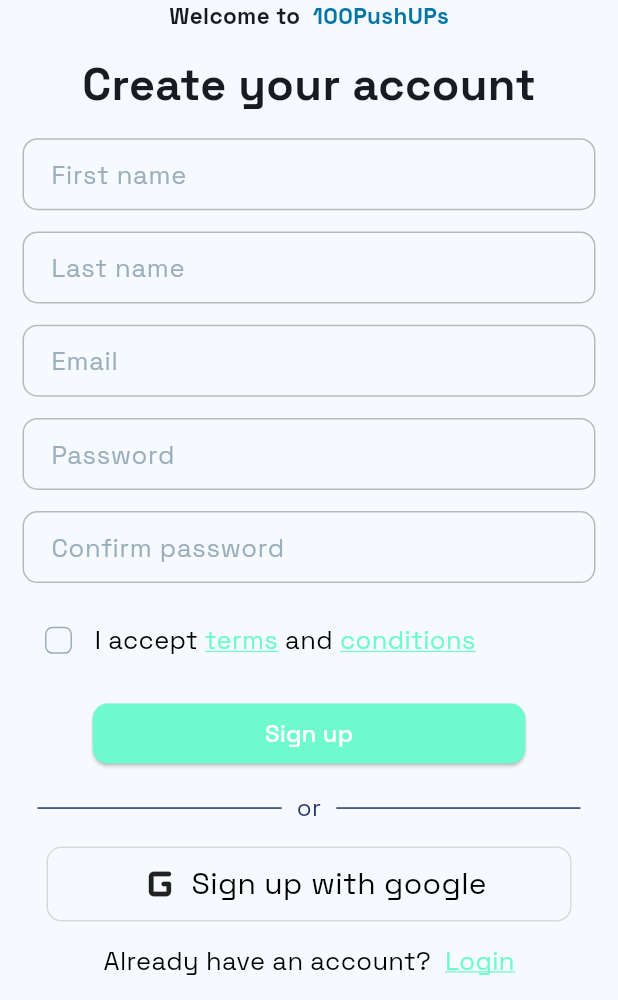
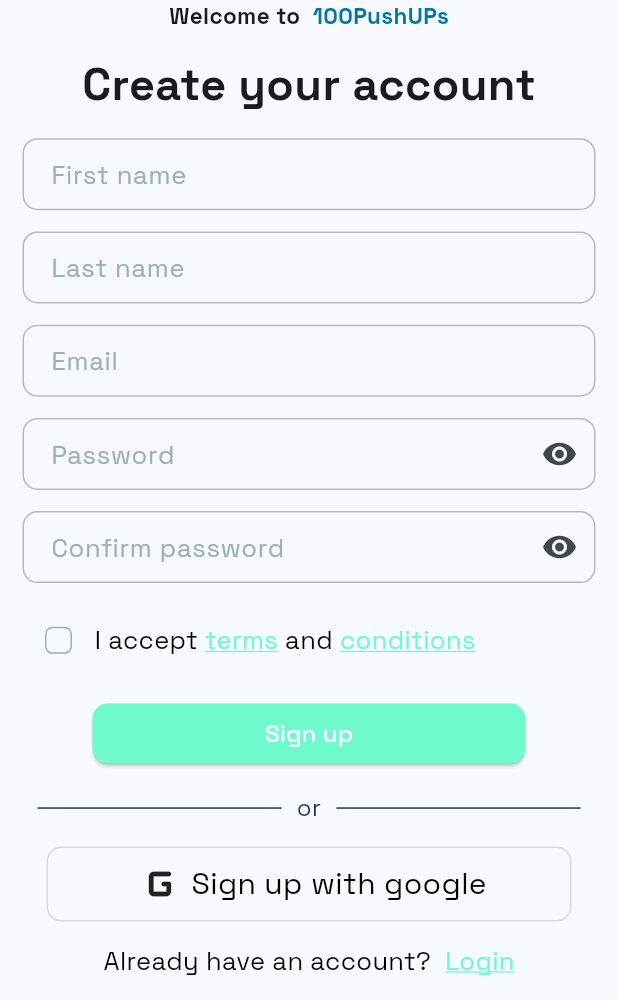
Before and after one commit to GhodbaneYoucefIslam/one_hundred_push_ups, a Flutter app: the screen it shows after launch, after a tap on "Login", after a tap on "Sign up", on a phone screen of 412 x 824 dp, the part 236-1236 px from its top. Run offline on Flutter 3.47's test engine with Material 3 defaults, Android fonts, the light colour scheme and no system bars; our stand-ins replace fl_chart, flutter_svg, shared_preferences, smooth_page_indicator, sqflite, toastification; missing offline and left inert: circular_chart_flutter; accounts and stored records are empty.

Commit message:
UI changes: login without account & hide password

```diff
--- a/lib/screens/LoginPage.dart
+++ b/lib/screens/LoginPage.dart
@@ -22,7 +22,7 @@ class LoginPage extends StatefulWidget {
 
 class _LoginPageState extends State<LoginPage> {
   final formKey = GlobalKey<FormState>();
-  bool rememberMe = false;
+  bool passwordVisible = false;
   late String email, password;
   @override
   Widget build(BuildContext context) {
@@ -85,6 +85,7 @@ class _LoginPageState extends State<LoginPage> {
                   borderColor: grey,
                   selectedBorderColor: greenBlue,
                   borderRadius: 10,
+                  obscureText: !passwordVisible,
                   validator: (value) {
                     if (value == null || value.isEmpty) {
                       return 'Password cannot be empty';
@@ -94,35 +95,20 @@ class _LoginPageState extends State<LoginPage> {
                   onSaved: (value) {
                     password = value!;
                   },
+                  suffixIcon: IconButton(
+                    icon: Icon(
+                      passwordVisible? Icons.visibility_off: Icons.visibility
+                    ),
+                    onPressed: () {
+                      setState(() {
+                        passwordVisible = ! passwordVisible;
+                      });
+                    },
+                  ),
                 ),
                 Row(
-                  mainAxisAlignment: MainAxisAlignment.spaceBetween,
+                  mainAxisAlignment: MainAxisAlignment.end,
                   children: [
-                    Row(
-                      children: [
-                        Checkbox(
-                          checkColor: Colors.white,
-                          activeColor: greenBlue,
-                          value: rememberMe,
-                          onChanged: (value) {
-                            setState(() {
-                              rememberMe = value!;
-                            });
-                          },
-                          shape: RoundedRectangleBorder(
-                            borderRadius: BorderRadius.circular(5.0),
-                          ),
-                          side: MaterialStateBorderSide.resolveWith(
-                            (states) => const BorderSide(
-                                width: 1.0, color: Color(0xFFB9B9B9)),
-                          ),
-                        ),
-                        Text(
-                          "Remember me",
-                          style: TextStyle(fontSize: 17, color: grey),
-                        ),
-                      ],
-                    ),
                     GestureDetector(
                       onTap: () {
                         //todo : implement forgot password
@@ -288,6 +274,25 @@ class _LoginPageState extends State<LoginPage> {
                     ),
                   ],
                 ),
+                GestureDetector(
+                  onTap: () async {
+                    bool? result = await openDialog();
+                    if(result == true){
+                      Navigator.pushReplacement(
+                          context,
+                          MaterialPageRoute(
+                              builder: (context) =>
+                              const AppHome(title: appName)));
+                    }
+                  },
+                  child: Text(
+                    'Continue without an account',
+                    style: TextStyle(
+                      fontSize: 15,
+                      color: grey,
+                    ),
+                  ),
+                ),
               ],
             ),
           ),
@@ -296,5 +301,65 @@ class _LoginPageState extends State<LoginPage> {
     );
   }
 
-  Future<bool?> login(String email, String password) async {}
+  Future<bool?> openDialog() => showDialog(
+      context: context,
+      builder: (context) => Dialog(
+        child: Container(
+          height: MediaQuery.of(context).size.height * 0.3,
+          decoration: BoxDecoration(
+            borderRadius: BorderRadius.circular(20),
+            color: Colors.white,
+          ),
+          child: Column(
+            mainAxisAlignment: MainAxisAlignment.spaceEvenly,
+            children: [
+              const Text(
+                "Proceed without an account?\n"
+                    "You won't have access to all of 100PushUps's features",
+                style: TextStyle(fontWeight: FontWeight.bold, fontSize: 20),
+                textAlign: TextAlign.center,
+              ),
+              Row(
+                mainAxisAlignment: MainAxisAlignment.spaceEvenly,
+                children: [
+                  ElevatedButton(
+                      onPressed: () {
+                        Navigator.of(context).pop(false);
+                      },
+                      style: ButtonStyle(
+                        backgroundColor:
+                        MaterialStateProperty.all(greenBlue),
+                        shape: MaterialStateProperty.all<
+                            RoundedRectangleBorder>(
+                          RoundedRectangleBorder(
+                            borderRadius: BorderRadius.circular(10),
+                          ),
+                        ),
+                      ),
+                      child: const Text("No",
+                          style: TextStyle(
+                              fontSize: 16, color: Colors.white))),
+                  ElevatedButton(
+                      onPressed: () {
+                        Navigator.of(context).pop(true);
+                      },
+                      style: ButtonStyle(
+                        backgroundColor:
+                        MaterialStateProperty.all(turquoiseBlue),
+                        shape: MaterialStateProperty.all<
+                            RoundedRectangleBorder>(
+                          RoundedRectangleBorder(
+                            borderRadius: BorderRadius.circular(10),
+                          ),
+                        ),
+                      ),
+                      child: const Text("Yes",
+                          style: TextStyle(
+                              fontSize: 16, color: Colors.white))),
+                ],
+              ),
+            ],
+          ),
+        ),
+      ));
 }
--- a/lib/screens/SignUpPage.dart
+++ b/lib/screens/SignUpPage.dart
@@ -20,6 +20,7 @@ class _SignUpPageState extends State<SignUpPage> {
   final formKey = GlobalKey<FormState>();
   bool accept = false;
   late String fName, lName, email, password, confirmedPassword;
+  bool passwordVisible = false;
   @override
   Widget build(BuildContext context) {
     return Scaffold(
@@ -113,6 +114,17 @@ class _SignUpPageState extends State<SignUpPage> {
                   borderColor: grey,
                   selectedBorderColor: greenBlue,
                   borderRadius: 10,
+                  obscureText: !passwordVisible,
+                  suffixIcon: IconButton(
+                    icon: Icon(
+                        passwordVisible? Icons.visibility_off: Icons.visibility
+                    ),
+                    onPressed: () {
+                      setState(() {
+                        passwordVisible = ! passwordVisible;
+                      });
+                    },
+                  ),
                   validator: (value){
                     if (value == null || value.isEmpty) {
                       return 'Password cannot be empty';
@@ -131,6 +143,17 @@ class _SignUpPageState extends State<SignUpPage> {
                   borderColor: grey,
                   selectedBorderColor: greenBlue,
                   borderRadius: 10,
+                  obscureText: !passwordVisible,
+                  suffixIcon: IconButton(
+                    icon: Icon(
+                        passwordVisible? Icons.visibility_off: Icons.visibility
+                    ),
+                    onPressed: () {
+                      setState(() {
+                        passwordVisible = ! passwordVisible;
+                      });
+                    },
+                  ),
                   validator: (value){
                     if (value == null || value.isEmpty) {
                       return 'Confirmed password cannot be empty';
--- a/lib/widgets/RoundedTextFormField.dart
+++ b/lib/widgets/RoundedTextFormField.dart
@@ -4,10 +4,10 @@ class RoundedTextFormField extends StatelessWidget {
   double hintTextSize;
   Color borderColor;
   Color selectedBorderColor;
-  Icon? trailingIcon;
-  Icon? prefixIcon;
+  Widget? suffixIcon;
+  Widget? prefixIcon;
   double? borderRadius;
-  bool? hideText;
+  bool? obscureText;
   TextEditingController? controller;
   FormFieldValidator? validator;
   FormFieldSetter<String?>? onSaved;
@@ -17,19 +17,19 @@ class RoundedTextFormField extends StatelessWidget {
     required this.hintTextSize,
     required this.borderColor,
     required this.selectedBorderColor,
-    this.hideText,
-    this.trailingIcon,
+    this.obscureText,
+    this.suffixIcon,
     this.prefixIcon,
     this.borderRadius,
     this.controller,
     this.validator,
-    this.onSaved
+    this.onSaved,
   }) : super(key: key);
 
   @override
   Widget build(BuildContext context) {
     return TextFormField(
-      obscureText: (hideText == null)? false : hideText!,
+      obscureText: (obscureText == null)? false : obscureText!,
       decoration: InputDecoration(
         hintText: hintText,
         hintStyle: TextStyle(
@@ -50,7 +50,7 @@ class RoundedTextFormField extends StatelessWidget {
           borderSide: BorderSide(width: 1, color: selectedBorderColor),
         ),
         prefixIcon: prefixIcon,
-        suffixIcon: trailingIcon,
+        suffixIcon: suffixIcon,
       ) ,
       controller: controller,
       validator: validator,
```
